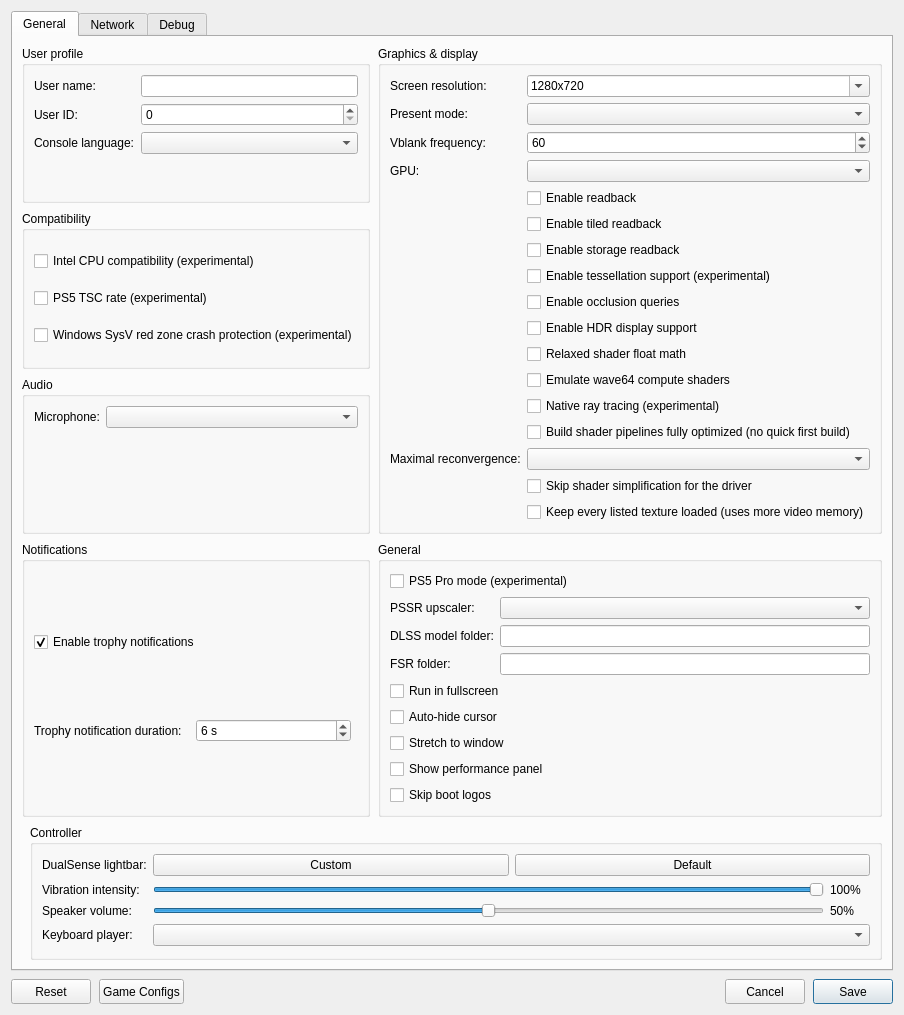
The window that src/launcher/forms/configuration_edit_dialog.ui (CarRamRod-963/KytyPS5) describes before a commit, drawn with Qt 5.
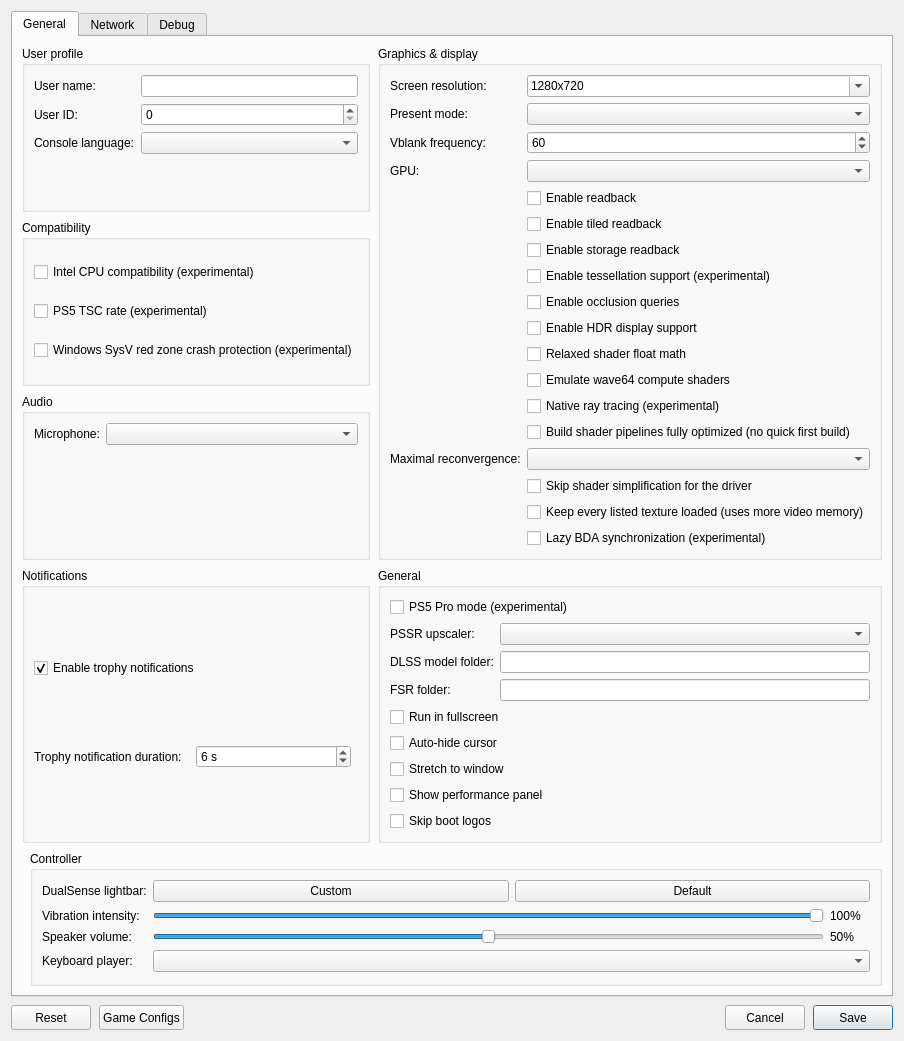
The same window after the commit. Custom widgets are drawn as their Qt base class.

Commit message:
launcher: add the lazy BDA synchronization setting
A checkbox passes --lazy-bda-sync to the emulator; saved as lazy_bda_sync.

Diff of the .ui file:
```diff
--- a/src/launcher/forms/configuration_edit_dialog.ui
+++ b/src/launcher/forms/configuration_edit_dialog.ui
@@ -243,6 +243,12 @@
               <property name="text"><string>Keep every listed texture loaded (uses more video memory)</string></property>
              </widget>
             </item>
+            <item row="18" column="1">
+             <widget class="QCheckBox" name="checkBox_lazy_bda_sync">
+              <property name="toolTip"><string>Upload the game's memory writes at command ordering points only into the GPU buffers shaders read by address; the others take them when they are bound. Faster; experimental.</string></property>
+              <property name="text"><string>Lazy BDA synchronization (experimental)</string></property>
+             </widget>
+            </item>
            </layout>
           </widget>
          </item>
```
The commit also changes 4 other files.
